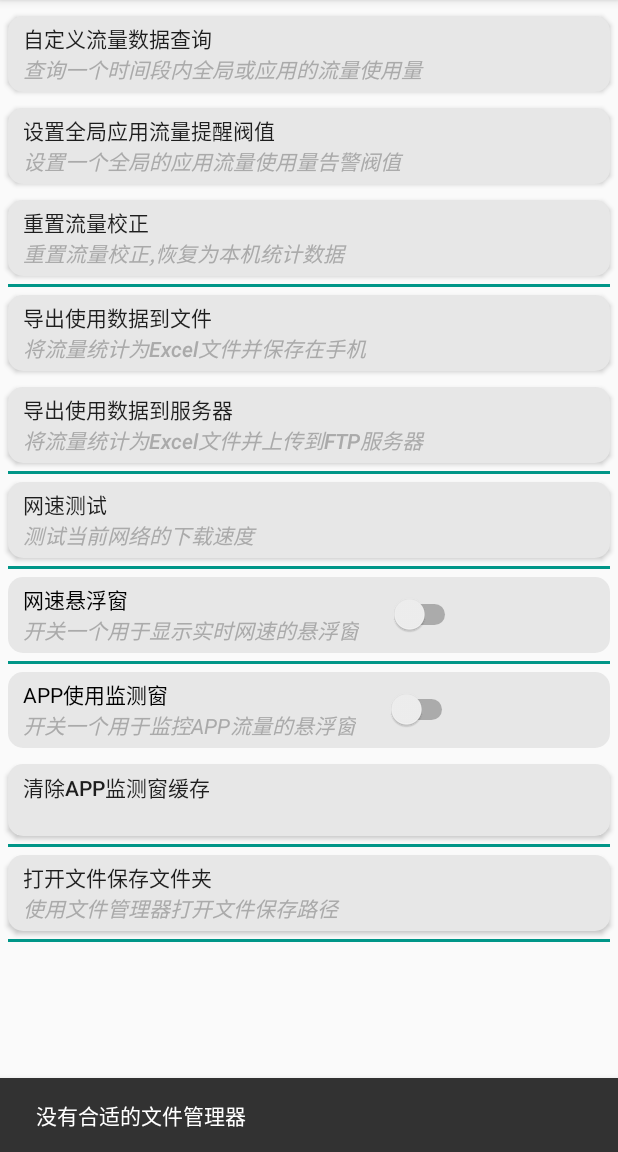
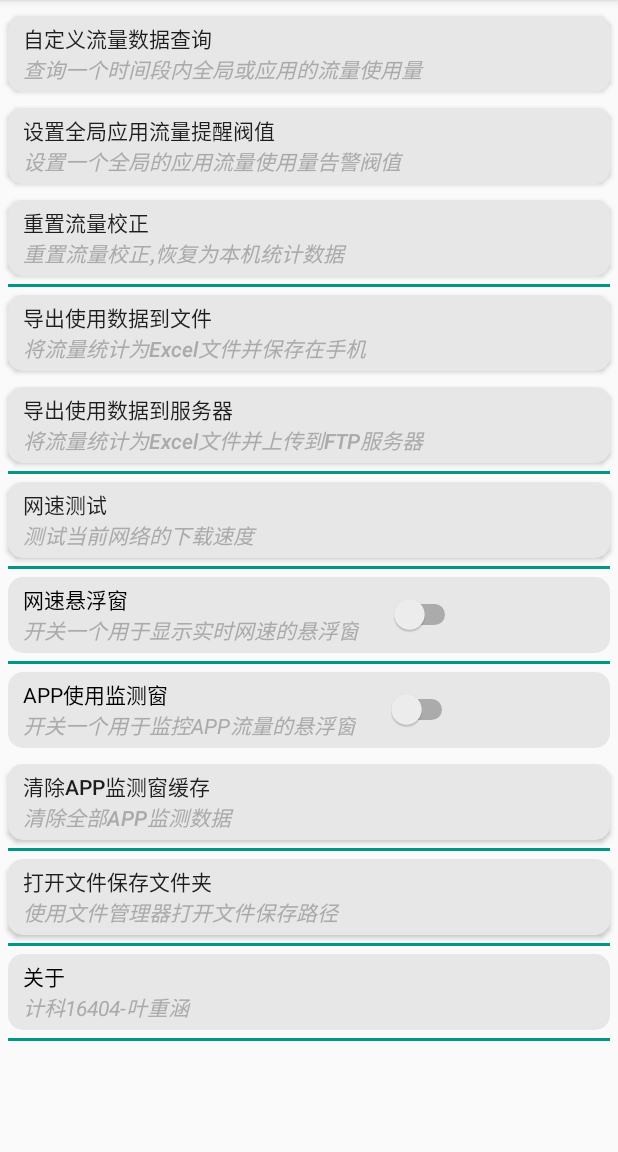
Before and after one commit to Yezh05/DataTrafficManager, an Android app: the fragment MyFragmentToolsPage shown on its own in the app's theme, after a tap on an icon or button, on a phone screen of 412 x 824 dp, the part 84-1236 px from its top. Run offline under Robolectric (Android 15) with nearby library versions, the phone set to English and light mode, and no system bars; libraries missing offline, so code that uses them is left out: com.github.mikephil.charting, org.apache.poi.

Commit message:
yezh9805 2020/3/21 16:09
Signed-off-by: YeZh05 <yezh9805@hotmail.com>

```diff
--- a/app/src/main/java/edu/yezh/datatrafficmanager/ui/MyFragmentToolsPage.java
+++ b/app/src/main/java/edu/yezh/datatrafficmanager/ui/MyFragmentToolsPage.java
@@ -206,19 +206,25 @@ public class MyFragmentToolsPage extends Fragment {
             public void onClick(View v) {
                 Uri selectedUri = Uri.parse(context.getExternalFilesDir("").getAbsolutePath()+"/" );
                 Intent intent = new Intent(Intent.ACTION_VIEW);
-                intent.setDataAndType(selectedUri, "resource/folder");
-                if (intent.resolveActivityInfo(context.getPackageManager(), 0) != null)
+                intent.setDataAndType(selectedUri, "*/*");
+                /*if (intent.resolveActivityInfo(context.getPackageManager(), 0) != null)
                 {
                     startActivity(intent);
                 }
                 else
                 {
                     Snackbar.make(view,"没有合适的文件管理器",Snackbar.LENGTH_LONG).show();
-                }
+                }*/
+                //Intent intent = new Intent();
+                //intent.setAction(Intent.ACTION_VIEW);
+                //Uri myUri = Uri.parse(context.getExternalFilesDir("").getAbsolutePath()+"/");
+                //intent.setDataAndType(myUri, "*/*");
+                startActivity(  Intent.createChooser(intent, "选择一个文件管理器"));
             }
         });
 
         Button ButtonCleanTransRecord = view.findViewById(R.id.ButtonCleanTransRecord);
+        addButtonComment(ButtonCleanTransRecord,"<br><i><font color='#AAAAAA'>清除全部APP监测数据</i>");
         ButtonCleanTransRecord.setOnClickListener(new View.OnClickListener() {
             @Override
             public void onClick(View v) {
@@ -263,6 +269,9 @@ public class MyFragmentToolsPage extends Fragment {
                 }
             }
         });
+
+     TextView TextViewAbout =   view.findViewById(R.id.TextViewAbout);
+        TextViewAbout.setText(Html.fromHtml("关于<br/><i><font color='#AAAAAA'>计科16404-叶重涵</i>"));
         return view;
     }
 
--- a/app/src/main/res/layout/fragment_tools_page.xml
+++ b/app/src/main/res/layout/fragment_tools_page.xml
@@ -160,5 +160,19 @@
             android:layout_marginLeft="5dp"
             android:layout_marginRight="5dp"
             android:background="#009688" />
+        <TextView
+            android:id="@+id/TextViewAbout"
+            android:layout_width="match_parent"
+            android:layout_height="wrap_content"
+            android:layout_margin="5dp"
+            android:background="@drawable/btn_shape2"
+            android:text="关于"
+            android:textColor="#000000"/>
+        <View
+            android:layout_width="match_parent"
+            android:layout_height="2dp"
+            android:layout_marginLeft="5dp"
+            android:layout_marginRight="5dp"
+            android:background="#009688" />
     </LinearLayout></ScrollView>
 </RelativeLayout>
```
Also changed, not shown: app/src/main/java/edu/yezh/datatrafficmanager/tools/NotificationTools.java (+7 -1 lines), app/src/main/java/edu/yezh/datatrafficmanager/ui/MyFragmentMobilePage.java (+20 -10 lines), app/src/main/java/edu/yezh/datatrafficmanager/ui/MyFragmentWifiPage.java (+12 -9 lines), app/src/main/java/edu/yezh/datatrafficmanager/ui/adapter/RecyclerViewAppsTrafficDataAdapter.java (+7 -1 lines).
